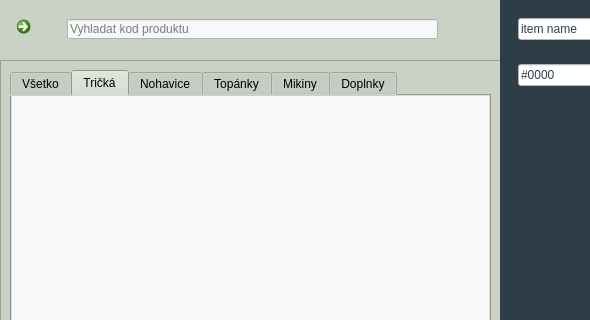
First picture: the form in source/code/main.ui, repository tomas-magat/camels-eshop-infosystem, before the edit; both pictures show x 0 to 590 and y 0 to 320 of the 800 by 450 pixel window.
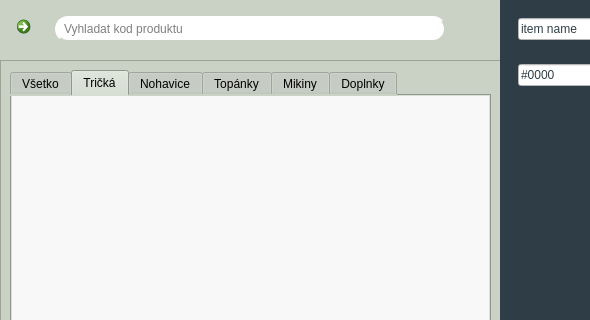
Second picture: the form after the edit. The open tabs and pages were chosen to show the change. Icons and pictures are not drawn.

```diff
--- a/source/code/main.ui
+++ b/source/code/main.ui
@@ -1218,17 +1218,31 @@
              <widget class="QLineEdit" name="searchField_database">
               <property name="geometry">
                <rect>
-                <x>12</x>
-                <y>10</y>
-                <width>371</width>
-                <height>20</height>
+                <x>0</x>
+                <y>7</y>
+                <width>391</width>
+                <height>26</height>
                </rect>
               </property>
               <property name="autoFillBackground">
                <bool>false</bool>
               </property>
               <property name="styleSheet">
-               <string notr="true">background-color: rgb(248, 248, 248);</string>
+               <string notr="true">QLineEdit { 
+    background-color: white;
+    border-style: outset;
+    border-width: 2px;
+	border-radius: 13px;
+    border-color: #cad2c5;
+	padding-left: 5px;
+}
+
+QLineEdit:hover { 
+    background-color: rgb(218, 218, 218);
+    border-style: outset;
+    border-width: 2px;
+    border-color: beige;
+}</string>
               </property>
               <property name="text">
                <string/>
@@ -1248,8 +1262,8 @@
                <rect>
                 <x>390</x>
                 <y>0</y>
-                <width>39</width>
-                <height>40</height>
+                <width>40</width>
+                <height>41</height>
                </rect>
               </property>
               <property name="styleSheet">
```
Left out of the diff: 52 changed lines with no effect on the pictures.
